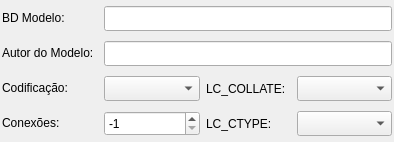
Before: the Qt Designer form libpgmodeler_ui/ui/bancodadoswidget.ui in pgmodeler/pgmodeler, drawn with Qt 5.
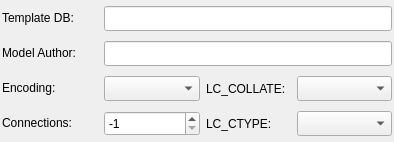
After: the same form once the commit is applied.

Patch:
```diff
--- a/libpgmodeler_ui/ui/bancodadoswidget.ui
+++ b/libpgmodeler_ui/ui/bancodadoswidget.ui
@@ -41,7 +41,7 @@
       </size>
      </property>
      <property name="text">
-      <string>BD Modelo:</string>
+      <string>Template DB:</string>
      </property>
     </widget>
    </item>
@@ -64,7 +64,7 @@
       </sizepolicy>
      </property>
      <property name="text">
-      <string>Autor do Modelo:</string>
+      <string>Model Author:</string>
      </property>
     </widget>
    </item>
@@ -93,7 +93,7 @@
       </size>
      </property>
      <property name="text">
-      <string>Codificação:</string>
+      <string>Encoding:</string>
      </property>
     </widget>
    </item>
@@ -168,7 +168,7 @@
       </font>
      </property>
      <property name="text">
-      <string>Conexões:</string>
+      <string>Connections:</string>
      </property>
     </widget>
    </item>
```
